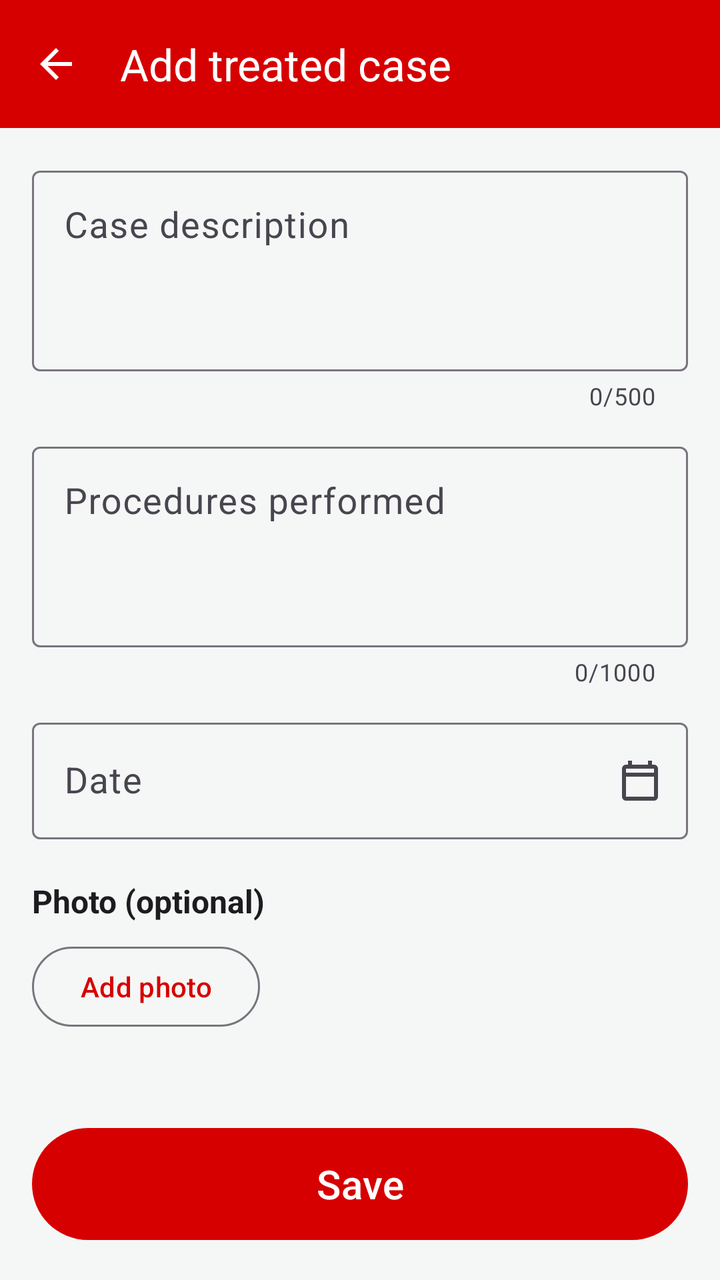
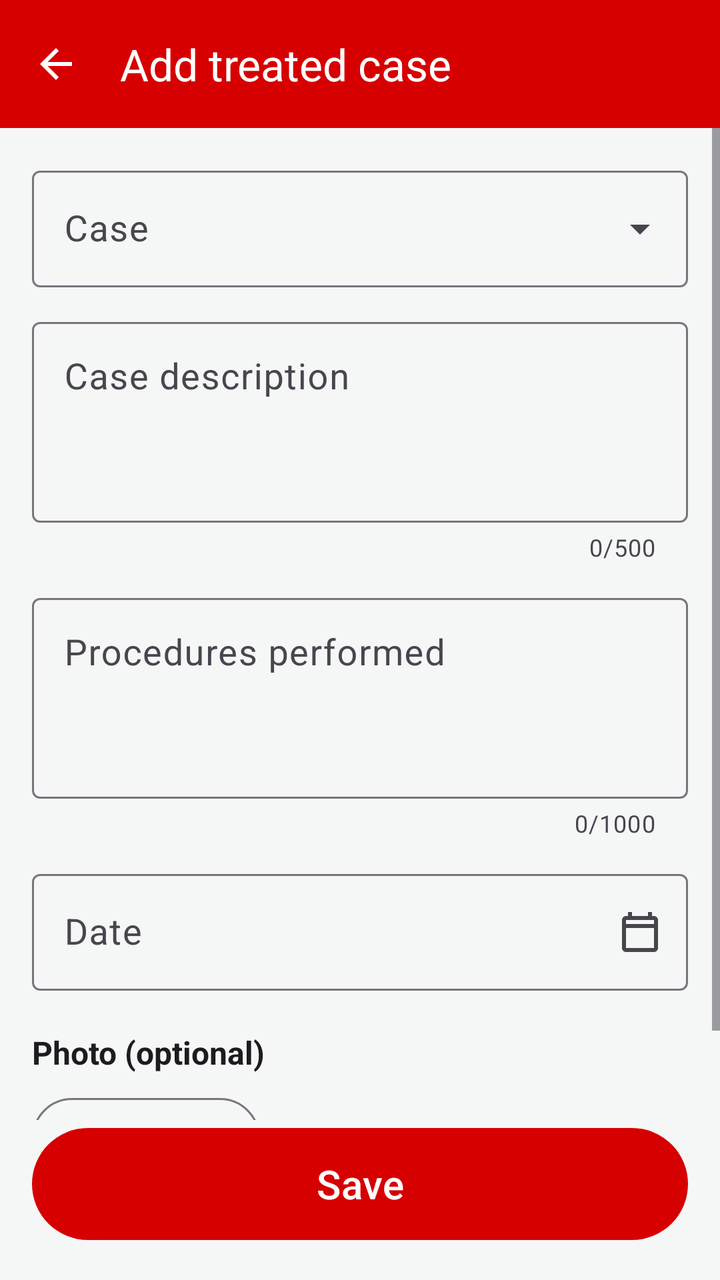

Screens rendered from an Android XML layout before and after an edit, with the pre-edit source and the edit as a unified diff.
<!-- AndroidManifest.xml: application theme Theme.FirstAidHero1 -->
<!-- res/layout/activity_add_treated_case.xml -->
<?xml version="1.0" encoding="utf-8"?>
<androidx.constraintlayout.widget.ConstraintLayout
    xmlns:android="http://schemas.android.com/apk/res/android"
    xmlns:app="http://schemas.android.com/apk/res-auto"
    android:id="@+id/addRoot"
    android:layout_width="match_parent"
    android:layout_height="match_parent">

    <com.google.android.material.appbar.AppBarLayout
        android:id="@+id/addAppBar"
        android:layout_width="0dp"
        android:layout_height="wrap_content"
        android:background="@color/app_bar"
        android:fitsSystemWindows="true"
        app:layout_constraintTop_toTopOf="parent"
        app:layout_constraintStart_toStartOf="parent"
        app:layout_constraintEnd_toEndOf="parent">

        <androidx.appcompat.widget.Toolbar
            android:id="@+id/addToolbar"
            android:layout_width="match_parent"
            android:layout_height="?attr/actionBarSize"
            android:theme="@style/ThemeOverlay.AppCompat.Dark.ActionBar"
            app:navigationContentDescription="@string/back"
            app:navigationIcon="@drawable/ic_back"
            app:title="@string/treated_title"
            app:titleTextColor="@color/white" />
    </com.google.android.material.appbar.AppBarLayout>

    <ScrollView
        android:id="@+id/addScroll"
        android:layout_width="0dp"
        android:layout_height="0dp"
        android:clipToPadding="false"
        app:layout_constraintTop_toBottomOf="@id/addAppBar"
        app:layout_constraintBottom_toTopOf="@id/saveButton"
        app:layout_constraintStart_toStartOf="parent"
        app:layout_constraintEnd_toEndOf="parent">

        <LinearLayout
            android:layout_width="match_parent"
            android:layout_height="wrap_content"
            android:orientation="vertical"
            android:padding="16dp">

            <com.google.android.material.textfield.TextInputLayout
                android:id="@+id/descriptionLayout"
                style="?attr/textInputOutlinedStyle"
                android:layout_width="match_parent"
                android:layout_height="wrap_content"
                android:hint="@string/treated_description_hint"
                app:counterEnabled="true"
                app:counterMaxLength="500">

                <com.google.android.material.textfield.TextInputEditText
                    android:id="@+id/descriptionInput"
                    android:layout_width="match_parent"
                    android:layout_height="wrap_content"
                    android:gravity="top|start"
                    android:inputType="textMultiLine|textCapSentences"
                    android:maxLength="500"
                    android:minLines="3"
                    android:textSize="18sp" />
            </com.google.android.material.textfield.TextInputLayout>

            <com.google.android.material.textfield.TextInputLayout
                android:id="@+id/proceduresLayout"
                style="?attr/textInputOutlinedStyle"
                android:layout_width="match_parent"
                android:layout_height="wrap_content"
                android:layout_marginTop="12dp"
                android:hint="@string/treated_procedures_hint"
                app:counterEnabled="true"
                app:counterMaxLength="1000">

                <com.google.android.material.textfield.TextInputEditText
                    android:id="@+id/proceduresInput"
                    android:layout_width="match_parent"
                    android:layout_height="wrap_content"
                    android:gravity="top|start"
                    android:inputType="textMultiLine|textCapSentences"
                    android:maxLength="1000"
                    android:minLines="3"
                    android:textSize="18sp" />
            </com.google.android.material.textfield.TextInputLayout>

            <com.google.android.material.textfield.TextInputLayout
                android:id="@+id/dateLayout"
                style="?attr/textInputOutlinedStyle"
                android:layout_width="match_parent"
                android:layout_height="wrap_content"
                android:layout_marginTop="12dp"
                android:hint="@string/treated_date_hint"
                app:endIconDrawable="@drawable/ic_calendar"
                app:endIconMode="custom">

                <com.google.android.material.textfield.TextInputEditText
                    android:id="@+id/dateInput"
                    android:layout_width="match_parent"
                    android:layout_height="wrap_content"
                    android:clickable="true"
                    android:cursorVisible="false"
                    android:focusable="false"
                    android:inputType="none"
                    android:textSize="18sp" />
            </com.google.android.material.textfield.TextInputLayout>

            <TextView
                android:layout_width="match_parent"
                android:layout_height="wrap_content"
                android:layout_marginTop="20dp"
                android:text="@string/treated_photo_label"
                android:textColor="?attr/colorOnSurface"
                android:textSize="16sp"
                android:textStyle="bold" />

            <com.google.android.material.imageview.ShapeableImageView
                android:id="@+id/photoPreview"
                android:layout_width="match_parent"
                android:layout_height="220dp"
                android:layout_marginTop="8dp"
                android:contentDescription="@null"
                android:scaleType="centerCrop"
                android:visibility="gone"
                app:shapeAppearanceOverlay="@style/ShapeRounded12" />

            <LinearLayout
                android:layout_width="match_parent"
                android:layout_height="wrap_content"
                android:layout_marginTop="8dp"
                android:orientation="horizontal">

                <com.google.android.material.button.MaterialButton
                    android:id="@+id/addPhotoButton"
                    style="?attr/materialButtonOutlinedStyle"
                    android:layout_width="wrap_content"
                    android:layout_height="wrap_content"
                    android:text="@string/treated_add_photo" />

                <com.google.android.material.button.MaterialButton
                    android:id="@+id/removePhotoButton"
                    style="@style/Widget.Material3.Button.TextButton"
                    android:layout_width="wrap_content"
                    android:layout_height="wrap_content"
                    android:layout_marginStart="8dp"
                    android:text="@string/treated_remove_photo"
                    android:visibility="gone" />
            </LinearLayout>
        </LinearLayout>
    </ScrollView>

    <com.google.android.material.button.MaterialButton
        android:id="@+id/saveButton"
        android:layout_width="0dp"
        android:layout_height="64dp"
        android:layout_margin="16dp"
        android:text="@string/save"
        android:textSize="20sp"
        app:layout_constraintBottom_toBottomOf="parent"
        app:layout_constraintStart_toStartOf="parent"
        app:layout_constraintEnd_toEndOf="parent" />
</androidx.constraintlayout.widget.ConstraintLayout>
<!-- resources referenced by this layout -->
<resources>
  <color name="app_bar">#D70000</color>
  <color name="white">#FFFFFF</color>
  <!-- drawable ic_back (drawable) -->
  <vector xmlns:android="http://schemas.android.com/apk/res/android"
      android:width="24dp"
      android:height="24dp"
      android:autoMirrored="true"
      android:viewportWidth="24"
      android:viewportHeight="24">
      <path
          android:fillColor="#FFFFFFFF"
          android:pathData="M20,11H7.83l5.59,-5.59L12,4l-8,8 8,8 1.41,-1.41L7.83,13H20v-2z" />
  </vector>
  <!-- drawable ic_calendar (drawable) -->
  <vector xmlns:android="http://schemas.android.com/apk/res/android"
      android:width="24dp"
      android:height="24dp"
      android:viewportWidth="24"
      android:viewportHeight="24"
      android:tint="?attr/colorControlNormal">
      <path
          android:fillColor="#FF000000"
          android:pathData="M19,4h-1V2h-2v2H8V2H6v2H5C3.89,4 3.01,4.9 3.01,6L3,20c0,1.1 0.89,2 2,2h14c1.1,0 2,-0.9 2,-2V6C21,4.9 20.1,4 19,4zM19,20H5V10h14V20zM19,8H5V6h14V8z" />
  </vector>
  <string name="back">Back</string>
  <string name="save">Save</string>
  <string name="treated_add_photo">Add photo</string>
  <string name="treated_date_hint">Date</string>
  <string name="treated_description_hint">Case description</string>
  <string name="treated_photo_label">Photo (optional)</string>
  <string name="treated_procedures_hint">Procedures performed</string>
  <string name="treated_remove_photo">Remove photo</string>
  <string name="treated_title">Add treated case</string>
  <style name="ShapeRounded12" parent="">
          <item name="cornerFamily">rounded</item>
          <item name="cornerSize">12dp</item>
      </style>
  <style name="Theme.FirstAidHero1" parent="Base.Theme.FirstAidHero1" />
  <style name="Base.Theme.FirstAidHero1" parent="Theme.Material3.DayNight.NoActionBar">
          <item name="colorPrimary">@color/primary</item>
          <item name="colorOnPrimary">@color/white</item>
          <item name="colorSecondary">@color/accent</item>
          <item name="android:colorBackground">@color/background</item>
          <item name="colorSecondaryContainer">#FFDAD4</item>
          <item name="colorOnSecondaryContainer">#410000</item>
      </style>
  <color name="primary">#D70000</color>
  <color name="accent">#490000</color>
  <color name="background">#F5F7F6</color>
</resources>

<!-- the commit's change to res/layout/activity_add_treated_case.xml (unified diff, before → after) -->
@@ -44,10 +44,53 @@
             android:padding="16dp">
 
             <com.google.android.material.textfield.TextInputLayout
+                android:id="@+id/caseLayout"
+                style="?attr/textInputOutlinedExposedDropdownMenuStyle"
+                android:layout_width="match_parent"
+                android:layout_height="wrap_content"
+                android:hint="@string/treated_case_hint">
+
+                <com.google.android.material.textfield.MaterialAutoCompleteTextView
+                    android:id="@+id/caseInput"
+                    android:layout_width="match_parent"
+                    android:layout_height="wrap_content"
+                    android:inputType="none"
+                    android:textSize="18sp" />
+            </com.google.android.material.textfield.TextInputLayout>
+
+            <LinearLayout
+                android:id="@+id/caseSeverityRow"
+                android:layout_width="match_parent"
+                android:layout_height="wrap_content"
+                android:layout_marginStart="4dp"
+                android:layout_marginTop="8dp"
+                android:gravity="center_vertical"
+                android:orientation="horizontal"
+                android:visibility="gone">
+
+                <ImageView
+                    android:id="@+id/caseSeverityIcon"
+                    android:layout_width="28dp"
+                    android:layout_height="28dp"
+                    android:layout_marginEnd="10dp"
+                    android:contentDescription="@null" />
+
+                <TextView
+                    android:id="@+id/caseSeverityText"
+                    android:layout_width="0dp"
+                    android:layout_height="wrap_content"
+                    android:layout_weight="1"
+                    android:textColor="?attr/colorOnSurface"
+                    android:textSize="16sp"
+                    android:textStyle="bold" />
+            </LinearLayout>
+
+            <com.google.android.material.textfield.TextInputLayout
                 android:id="@+id/descriptionLayout"
                 style="?attr/textInputOutlinedStyle"
                 android:layout_width="match_parent"
                 android:layout_height="wrap_content"
+                android:layout_marginTop="12dp"
                 android:hint="@string/treated_description_hint"
                 app:counterEnabled="true"
                 app:counterMaxLength="500">
<!-- resource entries referenced after the edit -->
@@ -27,6 +27,7 @@
   <string name="back">Back</string>
   <string name="save">Save</string>
   <string name="treated_add_photo">Add photo</string>
+  <string name="treated_case_hint">Case</string>
   <string name="treated_date_hint">Date</string>
   <string name="treated_description_hint">Case description</string>
   <string name="treated_photo_label">Photo (optional)</string>
